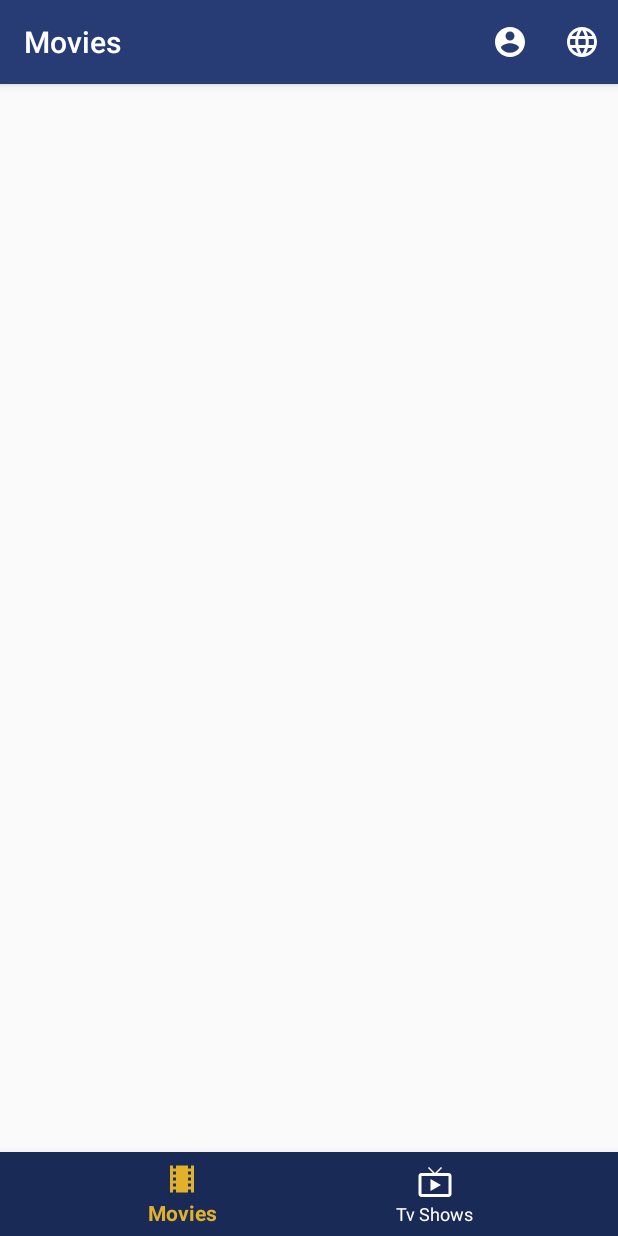
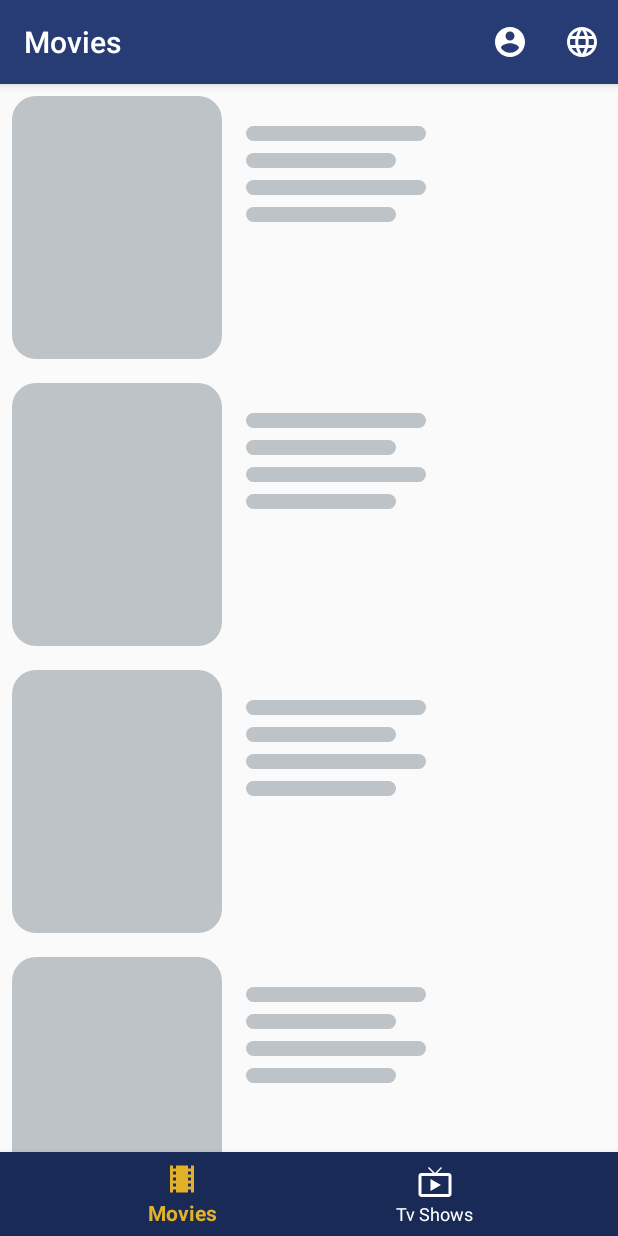
Before and after one commit to RobinNusantara/Dicoding-BFAA-Movie-Catalogue, an Android app: the screen it shows after launch (MainActivity), on a phone screen of 412 x 824 dp. Run offline under Robolectric (Android 15) with nearby library versions, the phone set to English and light mode, and no system bars; our stand-ins replace Shimmer; libraries missing offline, so code that uses them is left out: com.loopj.android, cz.msebera.android; pictures from the network do not load; 2 statements that could not run were skipped.

Commit message:
Movies List Shimmer Layout

```diff
--- a/app/build.gradle
+++ b/app/build.gradle
@@ -41,9 +41,9 @@ dependencies {
     implementation 'androidx.cardview:cardview:1.0.0'
     implementation 'de.hdodenhof:circleimageview:3.0.0'
     implementation 'com.github.bumptech.glide:glide:4.10.0'
-    implementation 'io.supercharge:shimmerlayout:2.1.0'
     implementation 'androidx.lifecycle:lifecycle-extensions:2.2.0-rc02'
     annotationProcessor 'androidx.lifecycle:lifecycle-compiler:2.2.0-rc02'
     implementation 'com.loopj.android:android-async-http:1.4.10'
+    implementation 'com.facebook.shimmer:shimmer:0.4.0@aar'
 
 }
--- a/app/src/main/java/com/informatika/umm/myapplication/model/Movies.java
+++ b/app/src/main/java/com/informatika/umm/myapplication/model/Movies.java
@@ -4,8 +4,6 @@ import android.os.Parcel;
 import android.os.Parcelable;
 
 import org.json.JSONObject;
-
-import java.util.Objects;
 
 /**
  * MADE_Submission_2
--- a/app/src/main/java/com/informatika/umm/myapplication/ui/movies/MoviesFragment.java
+++ b/app/src/main/java/com/informatika/umm/myapplication/ui/movies/MoviesFragment.java
@@ -12,6 +12,7 @@ import androidx.lifecycle.ViewModelProvider;
 import androidx.recyclerview.widget.LinearLayoutManager;
 import androidx.recyclerview.widget.RecyclerView;
 
+import com.facebook.shimmer.ShimmerFrameLayout;
 import com.informatika.umm.myapplication.R;
 import com.informatika.umm.myapplication.adapter.MoviesAdapter;
 import com.informatika.umm.myapplication.model.Movies;
@@ -20,19 +21,22 @@ import java.util.ArrayList;
 
 public class MoviesFragment extends Fragment {
 
-
     private MoviesAdapter moviesAdapter;
+    private ShimmerFrameLayout shimmerFrameLayout;
 
     public View onCreateView(@NonNull LayoutInflater inflater,
                              ViewGroup container, Bundle savedInstanceState) {
         View view = inflater.inflate(R.layout.fragment_movies, container, false);
+        shimmerFrameLayout = view.findViewById(R.id.shimmer_container);
+        shimmerFrameLayout.startShimmer();
         RecyclerView recyclerViewMovies;
         moviesAdapter = new MoviesAdapter(getActivity());
         recyclerViewMovies = view.findViewById(R.id.rv_movies_list);
         recyclerViewMovies.setLayoutManager(new LinearLayoutManager(getActivity()));
         recyclerViewMovies.setAdapter(moviesAdapter);
 
-        MoviesViewModel moviesViewModel = new ViewModelProvider(this, new ViewModelProvider.NewInstanceFactory()).get(MoviesViewModel.class);
+        MoviesViewModel moviesViewModel = new ViewModelProvider(this,
+                new ViewModelProvider.NewInstanceFactory()).get(MoviesViewModel.class);
         moviesViewModel.getMovies().observe(getViewLifecycleOwner(), getMovies);
         moviesViewModel.setMovies();
 
@@ -42,7 +46,11 @@ public class MoviesFragment extends Fragment {
     private Observer<ArrayList<Movies>> getMovies = new Observer<ArrayList<Movies>>() {
         @Override
         public void onChanged(ArrayList<Movies> movies) {
-            moviesAdapter.setMovies(movies);
+            if (movies != null) {
+                shimmerFrameLayout.stopShimmer();
+                shimmerFrameLayout.setVisibility(View.GONE);
+                moviesAdapter.setMovies(movies);
+            }
         }
     };
 
--- /dev/null
+++ b/app/src/main/res/drawable/item_rectangle_citylight.xml
@@ -0,0 +1,5 @@
+<?xml version="1.0" encoding="utf-8"?>
+<shape xmlns:android="http://schemas.android.com/apk/res/android">
+    <solid android:color="@color/colorCityLight" />
+    <corners android:radius="16dp" />
+</shape>
--- a/app/src/main/res/drawable/item_row_container.xml
+++ b/app/src/main/res/drawable/item_rectangle_silver.xml
@@ -1,7 +1,5 @@
 <?xml version="1.0" encoding="utf-8"?>
 <shape xmlns:android="http://schemas.android.com/apk/res/android">
-
-    <solid android:color="@color/colorCityLight"/>
-    <corners android:radius="16dp"/>
-
+    <solid android:color="@color/colorSilver" />
+    <corners android:radius="16dp" />
 </shape>
--- a/app/src/main/res/layout/detail_movies_info.xml
+++ b/app/src/main/res/layout/detail_movies_info.xml
@@ -16,7 +16,7 @@
         android:scaleType="fitXY"
         app:layout_constraintStart_toStartOf="parent"
         app:layout_constraintTop_toTopOf="parent"
-        tools:src="@drawable/item_row_container" />
+        tools:src="@drawable/item_rectangle_citylight" />
 
     <TextView
         android:id="@+id/txt_movie_title"
--- a/app/src/main/res/layout/detail_tv_shows_info.xml
+++ b/app/src/main/res/layout/detail_tv_shows_info.xml
@@ -16,7 +16,7 @@
         android:scaleType="fitXY"
         app:layout_constraintStart_toStartOf="parent"
         app:layout_constraintTop_toTopOf="parent"
-        tools:src="@drawable/item_row_container" />
+        tools:src="@drawable/item_rectangle_citylight" />
 
     <TextView
         android:id="@+id/txt_tv_shows_title"
--- a/app/src/main/res/layout/fragment_movies.xml
+++ b/app/src/main/res/layout/fragment_movies.xml
@@ -1,17 +1,38 @@
 <?xml version="1.0" encoding="utf-8"?>
-<androidx.constraintlayout.widget.ConstraintLayout xmlns:android="http://schemas.android.com/apk/res/android"
+<FrameLayout xmlns:android="http://schemas.android.com/apk/res/android"
     xmlns:app="http://schemas.android.com/apk/res-auto"
     xmlns:tools="http://schemas.android.com/tools"
     android:layout_width="match_parent"
     android:layout_height="match_parent"
     tools:context=".ui.movies.MoviesFragment">
 
+    <com.facebook.shimmer.ShimmerFrameLayout
+        android:id="@+id/shimmer_container"
+        android:layout_width="wrap_content"
+        android:layout_height="wrap_content">
+
+        <LinearLayout
+            android:layout_width="match_parent"
+            android:layout_height="wrap_content"
+            android:orientation="vertical">
+
+            <include layout="@layout/shimmer_row_layout" />
+
+            <include layout="@layout/shimmer_row_layout" />
+
+            <include layout="@layout/shimmer_row_layout" />
+
+            <include layout="@layout/shimmer_row_layout" />
+
+        </LinearLayout>
+
+    </com.facebook.shimmer.ShimmerFrameLayout>
+
     <androidx.recyclerview.widget.RecyclerView
         android:id="@+id/rv_movies_list"
         android:layout_width="match_parent"
         android:layout_height="wrap_content"
         app:layout_constraintBottom_toBottomOf="parent"
-        app:layout_constraintTop_toTopOf="parent"
-        tools:listitem="@layout/item_row_movies" />
+        app:layout_constraintTop_toTopOf="parent" />
 
-</androidx.constraintlayout.widget.ConstraintLayout>
+</FrameLayout>
--- a/app/src/main/res/layout/item_row_tvshows.xml
+++ b/app/src/main/res/layout/item_row_tvshows.xml
@@ -22,7 +22,7 @@
             android:layout_width="match_parent"
             android:layout_height="150dp"
             android:layout_centerVertical="true"
-            android:background="@drawable/item_row_container"
+            android:background="@drawable/item_rectangle_citylight"
             android:contentDescription="@string/str_tv_shows_background" />
 
         <ImageView
@@ -31,7 +31,7 @@
             android:layout_height="170dp"
             android:contentDescription="@string/str_tv_shows_poster"
             android:scaleType="fitXY"
-            tools:background="@drawable/item_row_container" />
+            tools:background="@drawable/item_rectangle_citylight" />
 
         <TextView
             android:id="@+id/txt_tv_shows_title"
--- /dev/null
+++ b/app/src/main/res/layout/shimmer_detail_layout.xml
@@ -0,0 +1,5 @@
+<?xml version="1.0" encoding="utf-8"?>
+<RelativeLayout xmlns:android="http://schemas.android.com/apk/res/android"
+    android:layout_width="match_parent" android:layout_height="match_parent">
+
+</RelativeLayout>
--- /dev/null
+++ b/app/src/main/res/layout/shimmer_row_layout.xml
@@ -0,0 +1,50 @@
+<?xml version="1.0" encoding="utf-8"?>
+<RelativeLayout xmlns:android="http://schemas.android.com/apk/res/android"
+    android:layout_width="match_parent"
+    android:layout_height="175dp"
+    android:layout_marginStart="8dp"
+    android:layout_marginTop="8dp"
+    android:layout_marginEnd="8dp"
+    android:layout_marginBottom="8dp">
+
+    <View
+        android:id="@+id/thumbnal_poster"
+        android:layout_width="140dp"
+        android:layout_height="175dp"
+        android:background="@drawable/item_rectangle_silver" />
+
+    <LinearLayout
+        android:layout_width="wrap_content"
+        android:layout_height="wrap_content"
+        android:layout_toEndOf="@+id/thumbnal_poster"
+        android:orientation="vertical">
+
+        <View
+            android:layout_width="120dp"
+            android:layout_height="10dp"
+            android:layout_marginStart="16dp"
+            android:layout_marginTop="20dp"
+            android:background="@drawable/item_rectangle_silver" />
+
+        <View
+            android:layout_width="100dp"
+            android:layout_height="10dp"
+            android:layout_marginStart="16dp"
+            android:layout_marginTop="8dp"
+            android:background="@drawable/item_rectangle_silver" />
+
+        <View
+            android:layout_width="120dp"
+            android:layout_height="10dp"
+            android:layout_marginStart="16dp"
+            android:layout_marginTop="8dp"
+            android:background="@drawable/item_rectangle_silver" />
+
+        <View
+            android:layout_width="100dp"
+            android:layout_height="10dp"
+            android:layout_marginStart="16dp"
+            android:layout_marginTop="8dp"
+            android:background="@drawable/item_rectangle_silver" />
+    </LinearLayout>
+</RelativeLayout>
--- a/app/src/main/res/values/colors.xml
+++ b/app/src/main/res/values/colors.xml
@@ -6,5 +6,6 @@
     <color name="colorDarkTransparency">#6F000000</color>
     <color name="colorCityLight">#f1f2f6</color>
     <color name="colorClouds">#ecf0f1</color>
+    <color name="colorSilver">#bdc3c7</color>
     <color name="colorNanohanachaGold">#e1b12c</color>
 </resources>
```
Also changed, not shown: app/src/main/res/drawable/ic_navigate_before_black_24dp.xml (+11 -4 lines), app/src/main/res/layout/item_row_movies.xml (+3 -4 lines).
